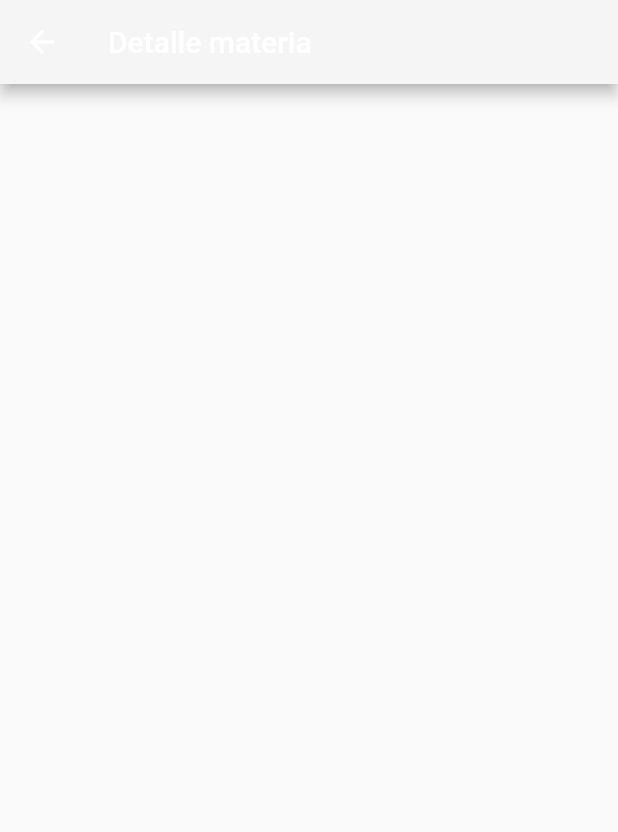
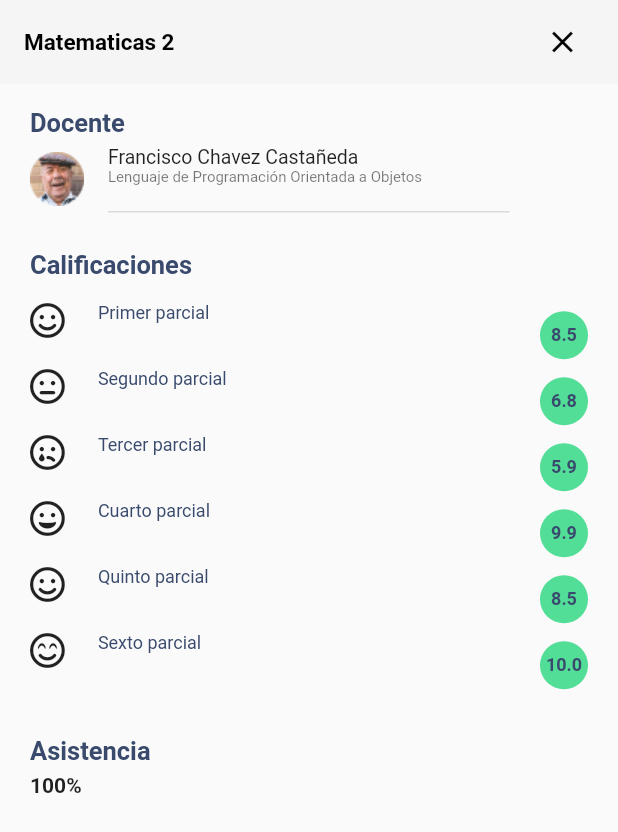
Before and after one commit to JovannyRch/control_escolar_app, a Flutter app: the PadreMateriaDetails screen opened directly, on a phone screen of 412 x 824 dp. Shown: the top 832 px of the screen. Run offline on Flutter 3.47's test engine with Material 2 defaults, Android fonts, the phone set to English and light mode, and no system bars; our stand-ins replace font_awesome_flutter.

Commit message:
detalle materia screen padre

```diff
--- a/lib/screens/padre/padre_materia_details.dart
+++ b/lib/screens/padre/padre_materia_details.dart
@@ -1,4 +1,9 @@
+import 'package:control_escolar/const/const.dart';
+import 'package:control_escolar/widgets/CustomAppBar.dart';
+import 'package:control_escolar/widgets/ProfesorTileWidget.dart';
+import 'package:control_escolar/widgets/TitleWidget.dart';
 import 'package:flutter/material.dart';
+import 'package:font_awesome_flutter/font_awesome_flutter.dart';
 
 class PadreMateriaDetails extends StatefulWidget {
   PadreMateriaDetails({Key key}) : super(key: key);
@@ -11,9 +16,110 @@ class _PadreMateriaDetailsState extends State<PadreMateriaDetails> {
   @override
   Widget build(BuildContext context) {
     return Scaffold(
-      appBar: AppBar(
-        title: Text('Detalle materia'),
+      appBar: CustomAppBar(title: "Matematicas 2", subtitle: "", actions: [
+        Container(
+          padding: EdgeInsets.only(right: 13.0),
+          child: IconButton(
+            icon: Icon(Icons.close),
+            color: Colors.black,
+            onPressed: () {
+              Navigator.pop(context);
+            },
+          ),
+        )
+      ]),
+      body: Container(
+        padding: EdgeInsets.symmetric(
+          horizontal: 20,
+          vertical: 16,
+        ),
+        child: Column(
+          crossAxisAlignment: CrossAxisAlignment.stretch,
+          children: [
+            TitleWidget(title: "Docente", color: kMainColor),
+            SizedBox(height: 5.0),
+            ProfesorTileWidget(),
+            SizedBox(height: 25.0),
+            TitleWidget(title: "Calificaciones", color: kMainColor),
+            SizedBox(height: 15.0),
+            _calificacionTile("Primer parcial", 8.5),
+            _calificacionTile("Segundo parcial", 6.8),
+            _calificacionTile("Tercer parcial", 5.9),
+            _calificacionTile("Cuarto parcial", 9.9),
+            _calificacionTile("Quinto parcial", 8.5),
+            _calificacionTile("Sexto parcial", 10.0),
+            SizedBox(height: 25.0),
+            TitleWidget(title: "Asistencia", color: kMainColor),
+            SizedBox(height: 5.0),
+            Text(
+              "100%",
+              style: TextStyle(
+                fontWeight: FontWeight.bold,
+              ),
+            ),
+          ],
+        ),
       ),
     );
   }
+
+  Widget _calificacionTile(String title, double calificacion) {
+    Widget icon = _getIcon(calificacion);
+    Widget circleContainer = Container(
+      width: 32,
+      height: 32,
+      decoration: BoxDecoration(
+        color: Color(0xFF52de97),
+        shape: BoxShape.circle,
+      ),
+      child: Center(
+        child: Text(
+          "$calificacion",
+          style: TextStyle(
+            fontSize: 12.0,
+            color: kMainColor,
+            fontWeight: FontWeight.bold,
+          ),
+        ),
+      ),
+    );
+    return Container(
+      height: 44.0,
+      child: Row(
+        crossAxisAlignment: CrossAxisAlignment.stretch,
+        mainAxisAlignment: MainAxisAlignment.spaceBetween,
+        children: [
+          icon,
+          SizedBox(width: 22.0),
+          Expanded(
+            child: Text(
+              title,
+              style: TextStyle(
+                color: kMainColor,
+                fontWeight: FontWeight.w400,
+                fontSize: 12.0,
+              ),
+            ),
+          ),
+          circleContainer,
+        ],
+      ),
+    );
+  }
+
+  Widget _getIcon(double calificacion) {
+    if (calificacion < 6.0) {
+      return FaIcon(FontAwesomeIcons.sadTear);
+    }
+    if (calificacion < 8.0) {
+      return FaIcon(FontAwesomeIcons.meh);
+    }
+    if (calificacion < 9.0) {
+      return FaIcon(FontAwesomeIcons.smile);
+    }
+    if (calificacion <= 9.9) {
+      return FaIcon(FontAwesomeIcons.grin);
+    }
+    return FaIcon(FontAwesomeIcons.smileBeam);
+  }
 }
--- a/lib/screens/padre/padre_materias_screen.dart
+++ b/lib/screens/padre/padre_materias_screen.dart
@@ -1,6 +1,7 @@
 import 'package:control_escolar/const/const.dart';
 import 'package:control_escolar/models/AlumnoModel.dart';
 import 'package:control_escolar/models/MateriaModel.dart';
+import 'package:control_escolar/widgets/CustomAppBar.dart';
 import 'package:control_escolar/widgets/MateriaListItemWidget.dart';
 import 'package:control_escolar/widgets/SideMenu.dart';
 import 'package:control_escolar/widgets/TitleWidget.dart';
@@ -43,13 +44,28 @@ class _PadreMateriasScreenState extends State<PadreMateriasScreen> {
       key: scaffoldKey,
       backgroundColor: Colors.white,
       endDrawer: SideMenu(),
-      appBar: AppBar(
+      appBar: CustomAppBar(
+          title: "Juan Michua Rojas",
+          subtitle: "Padre de familia",
+          actions: [
+            Container(
+              padding: EdgeInsets.only(right: 13.0),
+              child: IconButton(
+                icon: Icon(Icons.close),
+                color: Colors.black,
+                onPressed: () {
+                  Navigator.pop(context);
+                },
+              ),
+            )
+          ]),
+      /* AppBar(
         automaticallyImplyLeading: false,
         title: _titleAppbar(),
         elevation: 0,
         actions: [_menuIcon()],
         backgroundColor: kGreyColor,
-      ),
+      ), */
       body: _body(),
     );
   }
--- a/lib/widgets/MateriaListItemWidget.dart
+++ b/lib/widgets/MateriaListItemWidget.dart
@@ -46,7 +46,7 @@ class MateriaListItemWidget extends StatelessWidget {
 
   Widget _matriculamateria() {
     return Text(
-      'Matricula: ${materia.nombreProfesor}',
+      'Maestro: ${materia.nombreProfesor}',
       style: TextStyle(
           fontWeight: FontWeight.w500, fontSize: 14.0, color: kSecondaryColor),
     );
--- a/lib/widgets/ProfesorTileWidget.dart
+++ b/lib/widgets/ProfesorTileWidget.dart
@@ -20,7 +20,7 @@ class ProfesorTileWidget extends StatelessWidget {
             _profesorName(),
             _materiaName(),
             DividerLine(
-                width: MediaQuery.of(context).size.width * 0.75,
+                width: MediaQuery.of(context).size.width * 0.65,
                 color: Colors.black26),
           ],
         )
```
